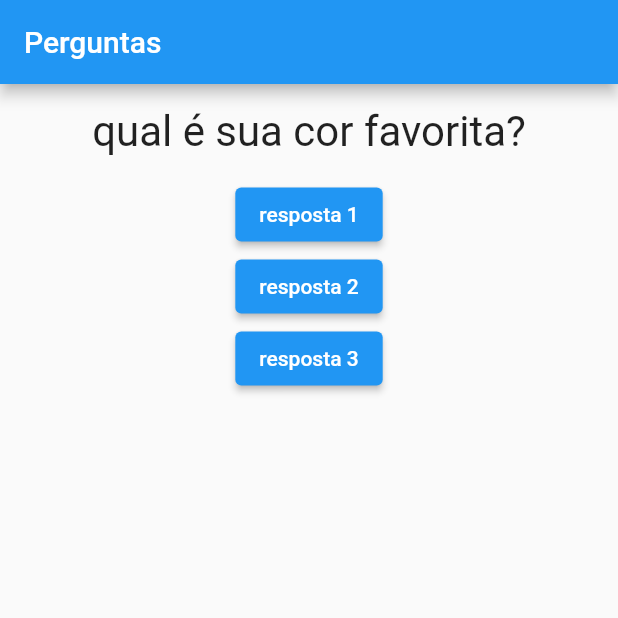
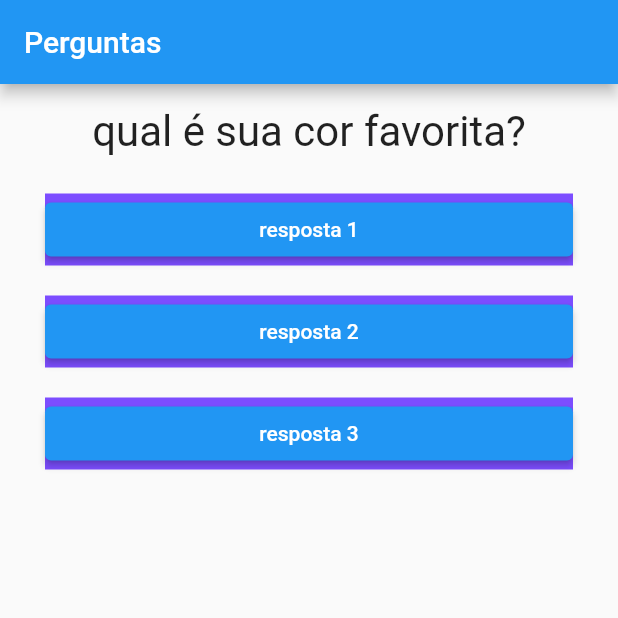
Before and after one commit to waleskaeds/project_questions, a Flutter app: the screen it shows after launch, on a phone screen of 412 x 824 dp, the top half of it. Run offline on Flutter 3.47's test engine with Material 2 defaults, Android fonts, the phone set to English and light mode, and no system bars.

Commit message:
add answer

```diff
--- /dev/null
+++ b/lib/answer.dart
@@ -0,0 +1,29 @@
+import 'package:flutter/material.dart';
+import 'package:flutter/src/widgets/framework.dart';
+import 'package:flutter/src/widgets/placeholder.dart';
+
+class Answer extends StatelessWidget {
+  final String texto;
+
+  Answer(this.texto);
+
+  @override
+  Widget build(BuildContext context) {
+    return Container(
+      width: double.infinity,
+      margin: const EdgeInsets.symmetric(horizontal: 30, vertical: 10),
+      color: Colors.deepPurpleAccent,
+      decoration: BoxDecoration(
+        borderRadius: BorderRadius.circular(5),
+      ),
+      child: ElevatedButton(
+        onPressed: () {},
+        child: Text(
+          texto,
+          style: const TextStyle(
+            color: Colors.white
+          ),
+        ))
+    );
+  }
+}
--- a/lib/main.dart
+++ b/lib/main.dart
@@ -1,5 +1,7 @@
 import 'package:flutter/material.dart';
 import 'package:project_questions/question.dart';
+
+import 'answer.dart';
 
 main(){
   runApp(QuestionsApp());
@@ -32,18 +34,9 @@ class _QuestionsAppState extends State<QuestionsApp> {
         body: Column(
           children: <Widget>[
             Question(questions[_questionSelect]),
-            ElevatedButton(
-              onPressed: _responder,
-              child: Text('resposta 1'),
-            ),
-            ElevatedButton(
-              onPressed: _responder,
-              child: Text('resposta 2'),
-            ),
-            ElevatedButton(
-              onPressed: _responder,
-              child: Text('resposta 3'),
-            ),
+            Answer('resposta 1'),
+            Answer('resposta 2'),
+            Answer('resposta 3'),
           ],
         ),
       ),
--- a/lib/question.dart
+++ b/lib/question.dart
@@ -12,10 +12,10 @@ class Question extends StatelessWidget {
   Widget build(BuildContext context) {
     return Container(
       width: double.infinity,
-      margin: EdgeInsets.all(15),
+      margin: const EdgeInsets.all(15),
       child: Text(
         texto,
-        style: TextStyle(fontSize: 28),
+        style: const TextStyle(fontSize: 28),
         textAlign: TextAlign.center,
       ),
     );
```
